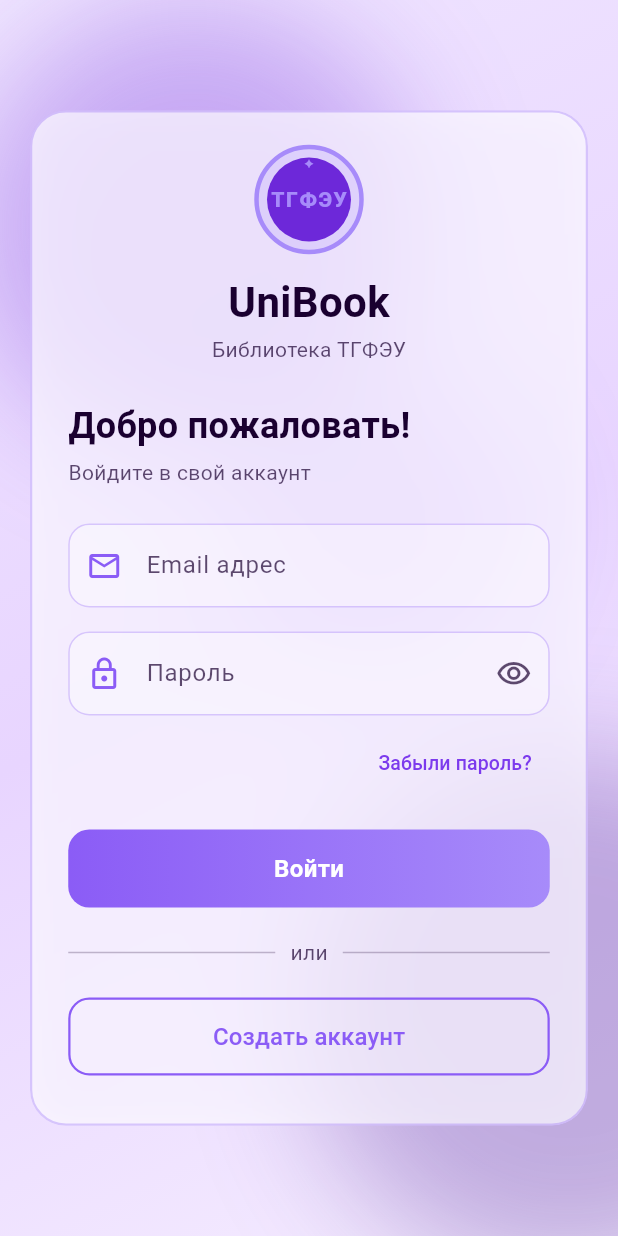
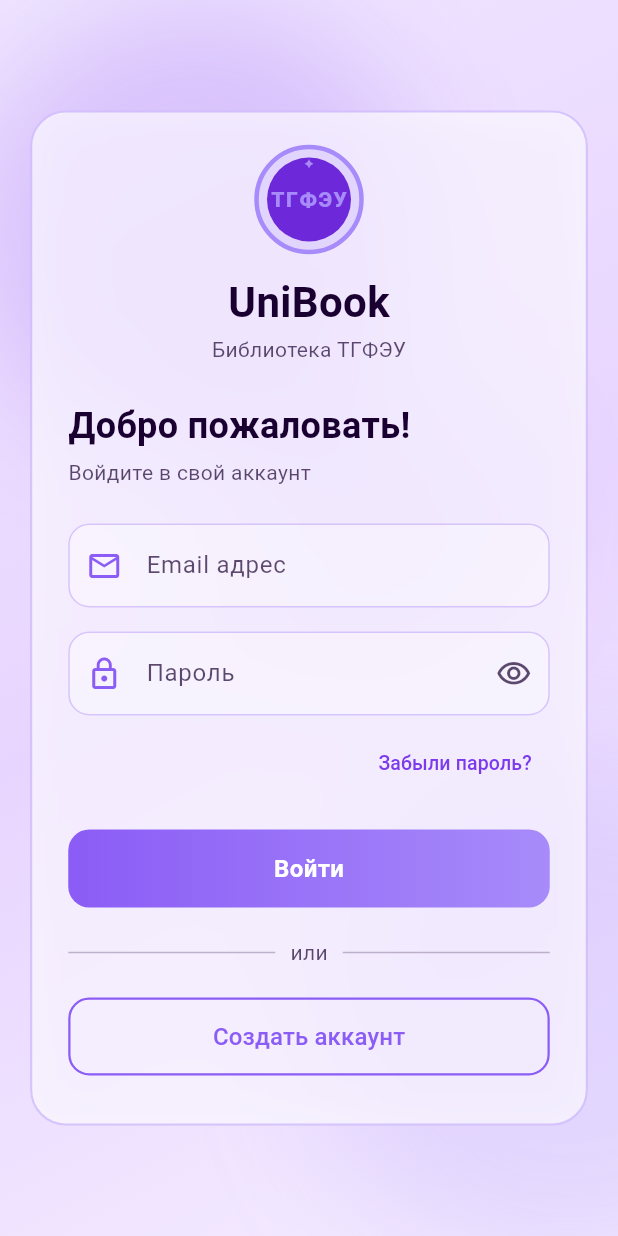
Before and after one commit to HxOpSec/unibook, a Flutter app: the screen it shows after launch, on a phone screen of 412 x 824 dp. Run offline on Flutter 3.47's test engine with Material 3 defaults, Android fonts, the phone set to English and light mode, and no system bars; our stand-ins replace cloud_firestore, connectivity_plus, dio, file_picker, firebase_auth, firebase_core and 1 more; missing offline and left inert: syncfusion_flutter_pdfviewer; accounts and stored records are empty.

Commit message:
refactor: polish theme-aware visuals and docs per review
Agent-Logs-Url: https://github.com/HxOpSec/unibook/sessions/6deffaf2-15bb-496a-9ffd-462b683b1956

Co-authored-by: HxOpSec <250146646+HxOpSec@users.noreply.github.com>

```diff
--- a/lib/core/constants/app_strings.dart
+++ b/lib/core/constants/app_strings.dart
@@ -144,10 +144,16 @@ abstract final class AppStrings {
 
   /// Returns a localized string by key for [languageCode].
   ///
+  /// Use `Localizations.localeOf(context).languageCode` (or your stored user
+  /// preference) as [languageCode] in UI code.
+  ///
   /// Fallback order:
   /// 1) requested language map
   /// 2) Russian (`ru`) map
   /// 3) the raw key itself
+  ///
+  /// If [languageCode] is invalid or unsupported, the method falls back to
+  /// Russian automatically.
   static String t(String key, {String languageCode = 'ru'}) {
     return all[languageCode]?[key] ?? all['ru']?[key] ?? key;
   }
--- a/lib/core/theme/app_theme.dart
+++ b/lib/core/theme/app_theme.dart
@@ -23,7 +23,6 @@ abstract final class AppTheme {
       colorScheme: colorScheme,
       scaffoldBackgroundColor:
           isDark ? AppColors.darkBackgroundStart : AppColors.lightBackgroundStart,
-      fontFamily: 'Roboto',
       textTheme: TextTheme(
         displayLarge: TextStyle(
           fontSize: 32,
--- a/lib/screens/auth/register_screen.dart
+++ b/lib/screens/auth/register_screen.dart
@@ -202,7 +202,7 @@ class _RegisterScreenState extends State<RegisterScreen> {
                                   : (_passwordStrength >= 0.66
                                       ? Colors.orange
                                       : AppColors.error),
-                              backgroundColor: textSecondary.withOpacity(0.2),
+                              backgroundColor: textSecondary.withOpacity(0.35),
                             ),
                           ),
                           const SizedBox(height: 12),
--- a/lib/widgets/animated_background.dart
+++ b/lib/widgets/animated_background.dart
@@ -43,6 +43,11 @@ class _AnimatedBackgroundState extends State<AnimatedBackground>
 
   @override
   Widget build(BuildContext context) {
+    final isDark = Theme.of(context).brightness == Brightness.dark;
+    final firstColor = isDark ? AppColors.primaryDark : AppColors.lightAccent;
+    final secondColor = isDark ? AppColors.darkAccentDeep : AppColors.primaryLight;
+    final thirdColor = isDark ? AppColors.lightAccent : AppColors.primary;
+
     return Stack(
       children: [
         _buildCircle(
@@ -50,21 +55,21 @@ class _AnimatedBackgroundState extends State<AnimatedBackground>
           begin: const Offset(-40, -20),
           end: const Offset(10, 35),
           size: 300,
-          color: AppColors.primaryDark.withOpacity(0.3),
+          color: firstColor.withOpacity(isDark ? 0.3 : 0.18),
         ),
         _buildCircle(
           controller: _controller2,
           begin: const Offset(220, 520),
           end: const Offset(160, 450),
           size: 350,
-          color: AppColors.darkAccentDeep.withOpacity(0.3),
+          color: secondColor.withOpacity(isDark ? 0.3 : 0.2),
         ),
         _buildCircle(
           controller: _controller3,
           begin: const Offset(110, 220),
           end: const Offset(180, 270),
           size: 200,
-          color: AppColors.lightAccent.withOpacity(0.2),
+          color: thirdColor.withOpacity(isDark ? 0.2 : 0.12),
         ),
       ],
     );
--- a/lib/widgets/glass_card.dart
+++ b/lib/widgets/glass_card.dart
@@ -7,7 +7,7 @@ class GlassCard extends StatelessWidget {
   const GlassCard({
     super.key,
     required this.child,
-    this.padding = const EdgeInsets.all(16),
+    this.padding = const EdgeInsets.all(20),
     this.margin,
     this.borderRadius = 24,
   });
```
Also changed, not shown: lib/widgets/book_card.dart (+5 -2 lines).
